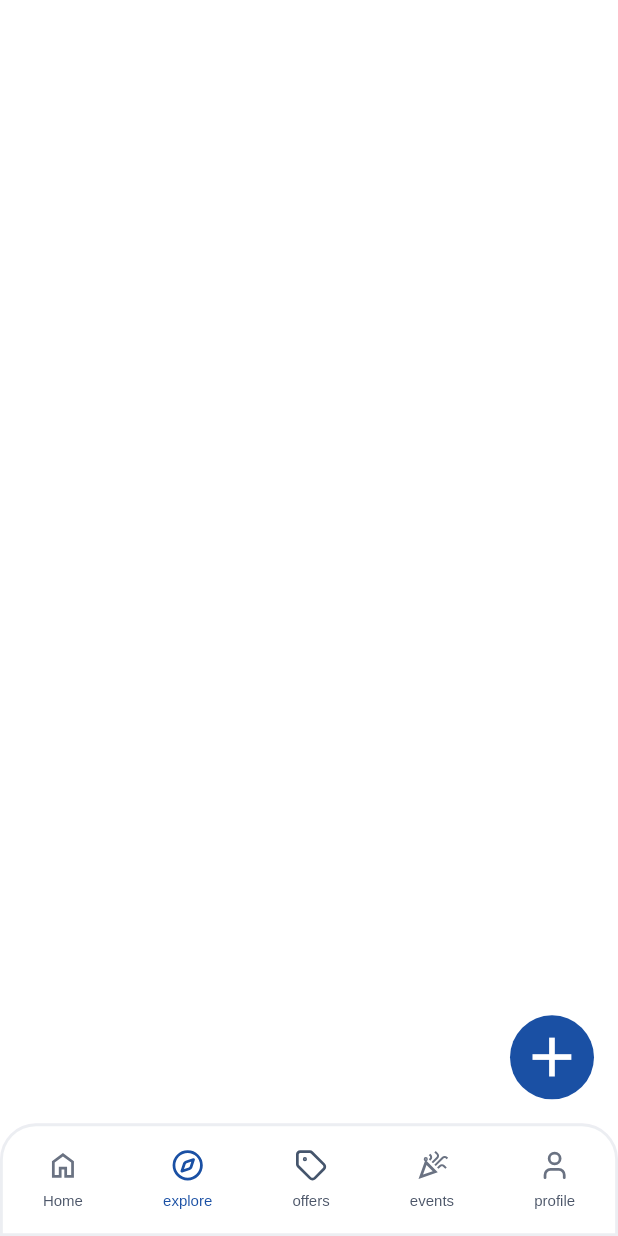
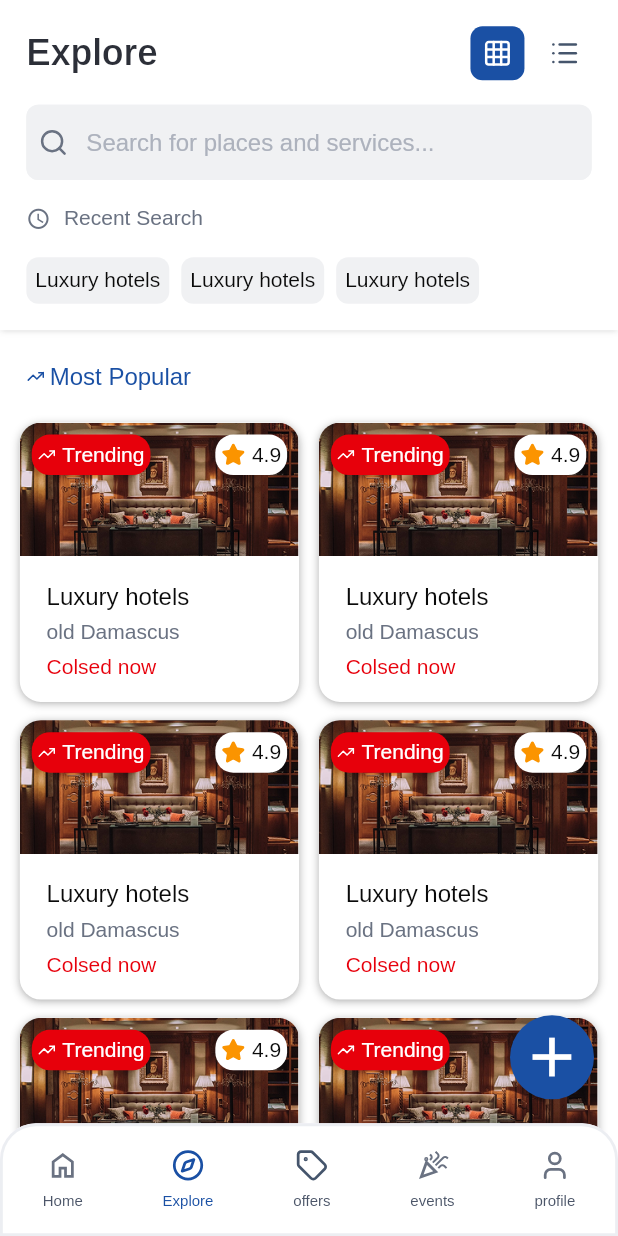
Before and after one commit to llill-dev/lawaen-mobile-app, a Flutter app: the screen it shows after launch, swiped to page 2, on a phone screen of 412 x 824 dp. Run offline on Flutter 3.47's test engine with Material 3 defaults, Android fonts, the phone set to English and light mode, and no system bars; our stand-ins replace auto_route, auto_size_text, cached_network_image, connectivity_plus, dio, easy_localization and 16 more; accounts and stored records are empty; generated files the repository leaves out were written again; project files that could hold a hidden picture were left out.

Commit message:
work on explore

```diff
--- a/assets/translations/ar-SA.json
+++ b/assets/translations/ar-SA.json
@@ -129,5 +129,7 @@
   "claim": "المطالبة",
   "servicesManagerTitle": "إدارة الخدمات",
   "servicesManagerItems": "خدماتك ({count} عناصر)",
-  "noServicesYet": "لا توجد خدمات بعد. أضف أول خدمة للبدء!"
+  "noServicesYet": "لا توجد خدمات بعد. أضف أول خدمة للبدء!",
+  "search_for_places_and_services": "ابحث عن مطاعم، فنادق، خدمات...",
+  "recent_search": "البحث مؤخراً"
 }
--- a/assets/translations/en-US.json
+++ b/assets/translations/en-US.json
@@ -53,7 +53,6 @@
   "viewAll": "View All",
   "upComingEvents": "Upcoming Events",
   "addYourBusiness": "Add Your Business for Free",
-  "explore" : "explore",
   "offers": "offers",
   "events": "events",
   "profile": "profile",
@@ -129,5 +128,8 @@
   "claim": "Claim",
   "servicesManagerTitle": "Services Manager",
   "servicesManagerItems": "Your service ({count} items)",
-  "noServicesYet": "No service items yet. Add your first item to get started!"
+  "noServicesYet": "No service items yet. Add your first item to get started!",
+  "explore": "Explore",
+  "search_for_places_and_services": "Search for places and services...",
+  "recent_search": "Recent Search"
 }
--- a/lib/app/core/widgets/custom_text_field.dart
+++ b/lib/app/core/widgets/custom_text_field.dart
@@ -32,6 +32,7 @@ class CustomTextField extends StatefulWidget {
     super.key,
     this.withBorder = true,
     this.borderWidth,
+    this.borderColor,
   });
 
   final TextEditingController? controller;
@@ -58,6 +59,7 @@ class CustomTextField extends StatefulWidget {
   final int maxLines;
   final bool withBorder;
   final double? borderWidth;
+  final Color? borderColor;
   @override
   State<CustomTextField> createState() => _CustomTextFieldState();
 }
@@ -99,11 +101,17 @@ class _CustomTextFieldState extends State<CustomTextField> {
         );
         final enabledBorder = OutlineInputBorder(
           borderRadius: BorderRadius.circular(_borderRadius),
-          borderSide: BorderSide(width: widget.borderWidth ?? _borderWidth, color: ColorManager.blackSwatch[4]!),
+          borderSide: BorderSide(
+            width: widget.borderWidth ?? _borderWidth,
+            color: widget.borderColor ?? ColorManager.blackSwatch[4]!,
+          ),
         );
         final focusedBorder = OutlineInputBorder(
           borderRadius: BorderRadius.circular(_borderRadius),
-          borderSide: BorderSide(width: widget.borderWidth ?? _borderWidth, color: ColorManager.blackSwatch[4]!),
+          borderSide: BorderSide(
+            width: widget.borderWidth ?? _borderWidth,
+            color: widget.borderColor ?? ColorManager.blackSwatch[4]!,
+          ),
         );
         return Column(
           mainAxisSize: MainAxisSize.min,
--- a/lib/app/resources/assets_manager.dart
+++ b/lib/app/resources/assets_manager.dart
@@ -52,6 +52,9 @@ class IconManager {
   static const String claim = "${iconPath}claim.svg";
   static const String offersDetails = "${iconPath}offers_details.svg";
   static const String offersFilter = "${iconPath}offers_filter.svg";
+  static const String gridIcon = "${iconPath}grid_icon.svg";
+  static const String listIcon = "${iconPath}list_icon.svg";
+  static const String trending = "${iconPath}trending.svg";
 }
 
 class JsonManager {
--- /dev/null
+++ b/lib/features/explore/presentation/views/explore_screen.dart
@@ -0,0 +1,90 @@
+import 'package:flutter/material.dart';
+import 'package:flutter_screenutil/flutter_screenutil.dart';
+import 'package:flutter_svg/svg.dart';
+import 'package:lawaen/app/core/utils/functions.dart';
+import 'package:lawaen/app/extensions.dart';
+import 'package:lawaen/app/resources/assets_manager.dart';
+import 'package:lawaen/app/resources/color_manager.dart';
+
+import 'widgets/explore_header_section.dart';
+import 'widgets/explore_item.dart';
+
+class ExploreScreen extends StatefulWidget {
+  const ExploreScreen({super.key});
+
+  @override
+  State<ExploreScreen> createState() => _ExploreScreenState();
+}
+
+class _ExploreScreenState extends State<ExploreScreen> {
+  static const int _itemsCount = 8;
+
+  bool _isGridView = true;
+
+  @override
+  Widget build(BuildContext context) {
+    return Scaffold(
+      body: SafeArea(
+        child: CustomScrollView(
+          clipBehavior: Clip.none,
+          slivers: [
+            ExploreHeaderSection(isGridView: _isGridView, onViewModeChanged: _onViewModeChanged),
+            buildSpace(),
+            SliverToBoxAdapter(
+              child: Row(
+                children: [
+                  SvgPicture.asset(
+                    IconManager.trending,
+                    colorFilter: ColorFilter.mode(ColorManager.primary, BlendMode.srcIn),
+                  ),
+                  3.horizontalSpace,
+                  Text(
+                    'Most Popular',
+                    style: Theme.of(context).textTheme.headlineMedium!.copyWith(color: ColorManager.primary),
+                  ),
+                ],
+              ).horizontalPadding(padding: 16.w),
+            ),
+            buildSpace(),
+            if (_isGridView) _buildGridView() else _buildListView(),
+          ],
+        ),
+      ),
+    );
+  }
+
+  void _onViewModeChanged(bool isGridView) {
+    if (_isGridView == isGridView) return;
+    setState(() {
+      _isGridView = isGridView;
+    });
+  }
+
+  Widget _buildGridView() {
+    return SliverPadding(
+      padding: EdgeInsets.symmetric(horizontal: 12.w),
+      sliver: SliverGrid(
+        gridDelegate: SliverGridDelegateWithFixedCrossAxisCount(
+          crossAxisCount: 2,
+          mainAxisSpacing: 12.h,
+          crossAxisSpacing: 12.w,
+        ),
+        delegate: SliverChildBuilderDelegate(
+          (context, index) => ExploreItem(isGridView: true),
+          childCount: _itemsCount,
+        ),
+      ),
+    );
+  }
+
+  Widget _buildListView() {
+    return SliverPadding(
+      padding: EdgeInsets.symmetric(horizontal: 12.w),
+      sliver: SliverList.separated(
+        itemCount: _itemsCount,
+        separatorBuilder: (context, index) => 12.verticalSpace,
+        itemBuilder: (context, index) => ExploreItem(isGridView: false),
+      ),
+    );
+  }
+}
--- /dev/null
+++ b/lib/features/explore/presentation/views/widgets/explore_item.dart
@@ -0,0 +1,101 @@
+import 'package:auto_route/auto_route.dart';
+import 'package:flutter/material.dart';
+import 'package:flutter_screenutil/flutter_screenutil.dart';
+import 'package:flutter_svg/svg.dart';
+import 'package:lawaen/app/extensions.dart';
+import 'package:lawaen/app/resources/assets_manager.dart';
+import 'package:lawaen/app/resources/color_manager.dart';
+import 'package:lawaen/app/routes/router.gr.dart';
+
+class ExploreItem extends StatelessWidget {
+  const ExploreItem({super.key, this.isGridView = true});
+
+  final bool isGridView;
+
+  @override
+  Widget build(BuildContext context) {
+    return GestureDetector(
+      onTap: () => context.pushRoute(CategoryItemDetialsRoute()),
+      child: Container(
+        decoration: BoxDecoration(
+          color: ColorManager.white,
+          borderRadius: BorderRadius.circular(14),
+          boxShadow: [
+            BoxShadow(
+              color: ColorManager.black.withValues(alpha: 0.1),
+              offset: const Offset(0, 1),
+              spreadRadius: -1,
+              blurRadius: 2,
+            ),
+
+            BoxShadow(color: ColorManager.black.withValues(alpha: 0.25), offset: const Offset(0, 1), blurRadius: 4),
+          ],
+        ),
+        child: Column(
+          crossAxisAlignment: CrossAxisAlignment.start,
+          children: [
+            Stack(
+              children: [
+                ClipRRect(
+                  borderRadius: BorderRadius.only(topLeft: Radius.circular(14), topRight: Radius.circular(14)),
+                  child: Image.asset(ImageManager.place, width: double.infinity, fit: BoxFit.cover),
+                ),
+                Positioned(
+                  left: 8,
+                  top: 8,
+                  child: Container(
+                    padding: const EdgeInsets.all(4),
+                    decoration: BoxDecoration(color: ColorManager.red, borderRadius: BorderRadius.circular(12)),
+                    child: Row(
+                      children: [
+                        SvgPicture.asset(IconManager.trending),
+                        4.horizontalSpace,
+                        Text(
+                          'Trending',
+                          style: Theme.of(context).textTheme.headlineSmall!.copyWith(color: ColorManager.white),
+                        ),
+                      ],
+                    ),
+                  ),
+                ),
+                Positioned(
+                  right: 8,
+                  top: 8,
+                  child: Container(
+                    padding: const EdgeInsets.all(4),
+                    decoration: BoxDecoration(color: ColorManager.white, borderRadius: BorderRadius.circular(12)),
+                    child: Row(
+                      children: [
+                        SvgPicture.asset(IconManager.star),
+                        4.horizontalSpace,
+                        Text(
+                          '4.9',
+                          style: Theme.of(context).textTheme.headlineSmall!.copyWith(color: ColorManager.black),
+                        ),
+                      ],
+                    ),
+                  ),
+                ),
+              ],
+            ),
+            16.verticalSpace,
+            Column(
+              crossAxisAlignment: CrossAxisAlignment.start,
+              children: [
+                Text(
+                  "Luxury hotels",
+                  style: Theme.of(context).textTheme.headlineMedium!.copyWith(color: ColorManager.black),
+                ),
+                4.verticalSpace,
+                Text("old Damascus", style: Theme.of(context).textTheme.headlineSmall),
+                4.verticalSpace,
+                Text("Colsed now", style: Theme.of(context).textTheme.headlineSmall!.copyWith(color: ColorManager.red)),
+                if (!isGridView) 12.verticalSpace,
+              ],
+            ).horizontalPadding(padding: 16.w),
+          ],
+        ),
+      ),
+    );
+  }
+}
--- /dev/null
+++ b/lib/features/explore/presentation/views/widgets/recent_search.dart
@@ -0,0 +1,40 @@
+import 'package:easy_localization/easy_localization.dart';
+import 'package:flutter/material.dart';
+import 'package:flutter_screenutil/flutter_screenutil.dart';
+import 'package:lawaen/app/resources/color_manager.dart';
+import 'package:lawaen/generated/locale_keys.g.dart';
+
+class RecentSearch extends StatelessWidget {
+  const RecentSearch({super.key});
+
+  @override
+  Widget build(BuildContext context) {
+    return Column(
+      children: [
+        Row(
+          children: [
+            Icon(Icons.watch_later_outlined, color: ColorManager.grey, size: 16.r),
+            8.horizontalSpace,
+            Text(
+              LocaleKeys.recent_search.tr(),
+              style: Theme.of(context).textTheme.headlineSmall!.copyWith(color: ColorManager.grey),
+            ),
+          ],
+        ),
+        16.verticalSpace,
+        Row(
+          children: List.generate(3, (index) => buildRecentSearchItem(searchText: 'Luxury hotels', context: context)),
+        ),
+      ],
+    );
+  }
+
+  Widget buildRecentSearchItem({required String searchText, required BuildContext context}) {
+    return Container(
+      padding: const EdgeInsets.all(6),
+      margin: const EdgeInsets.only(right: 8),
+      decoration: BoxDecoration(color: ColorManager.blackSwatch[3], borderRadius: BorderRadius.circular(8)),
+      child: Text(searchText, style: Theme.of(context).textTheme.headlineSmall!.copyWith(color: ColorManager.black)),
+    );
+  }
+}
--- a/lib/features/home/presentation/views/navigation_controller.dart
+++ b/lib/features/home/presentation/views/navigation_controller.dart
@@ -4,6 +4,7 @@ import 'package:flutter/material.dart';
 import 'package:flutter_bloc/flutter_bloc.dart';
 import 'package:flutter_screenutil/flutter_screenutil.dart';
 import 'package:flutter_svg/svg.dart';
+import 'package:lawaen/features/explore/presentation/views/explore_screen.dart';
 import 'package:lawaen/features/offers/presentation/views/offers_screen.dart';
 
 import '../../../../app/app_prefs.dart';
@@ -35,7 +36,7 @@ class NavigationControllerScreenState extends State<NavigationControllerScreen>
   @override
   void initState() {
     super.initState();
-    _pages = [HomeScreen(), Container(), OffersScreen(), Container(), Container()];
+    _pages = [HomeScreen(), ExploreScreen(), OffersScreen(), Container(), Container()];
 
     _currentIndex = widget.initialIndex.clamp(0, _pages.length - 1);
 
```
Also changed, not shown: lib/features/explore/presentation/views/widgets/explore_header_section.dart (added, +90 -0 lines), assets/icons/grid_icon.svg (added), assets/icons/list_icon.svg (added), assets/icons/trending.svg (added).
